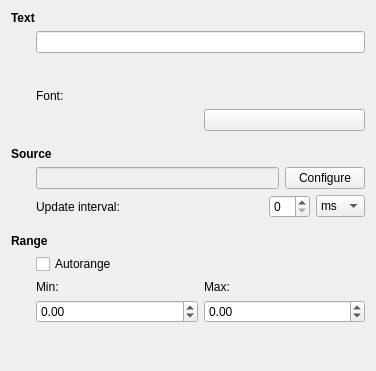
The window that analog-meter/contents/ui/config.ui (lmiphay/pdamsten-plasmoids) describes before a commit, drawn with Qt 5.
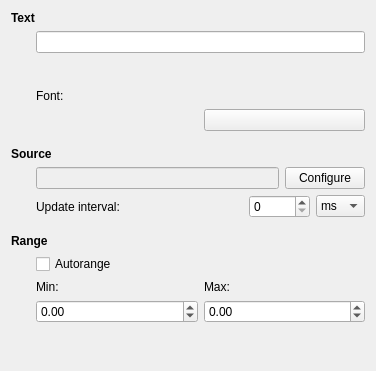
The same window after the commit. Custom widgets are drawn as their Qt base class.

Commit message: Allow bigger values to interval

```diff
--- a/analog-meter/contents/ui/config.ui
+++ b/analog-meter/contents/ui/config.ui
@@ -188,6 +188,9 @@
            <verstretch>0</verstretch>
           </sizepolicy>
          </property>
+         <property name="maximum">
+          <number>99999</number>
+         </property>
         </widget>
        </item>
        <item>
```
